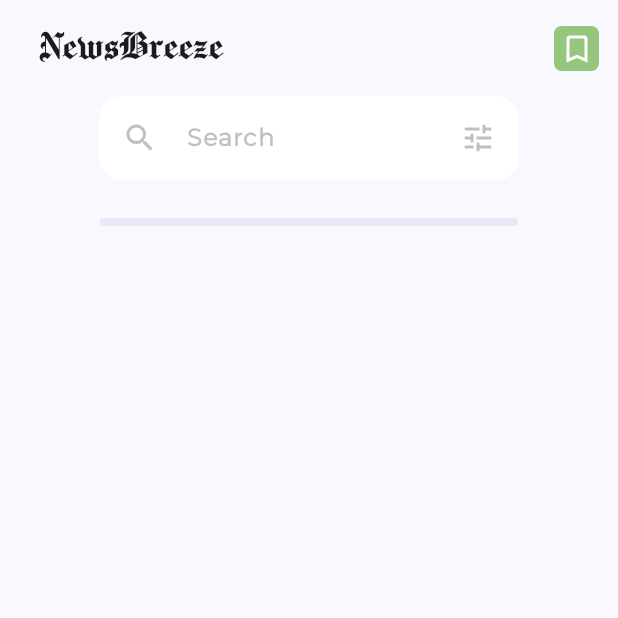
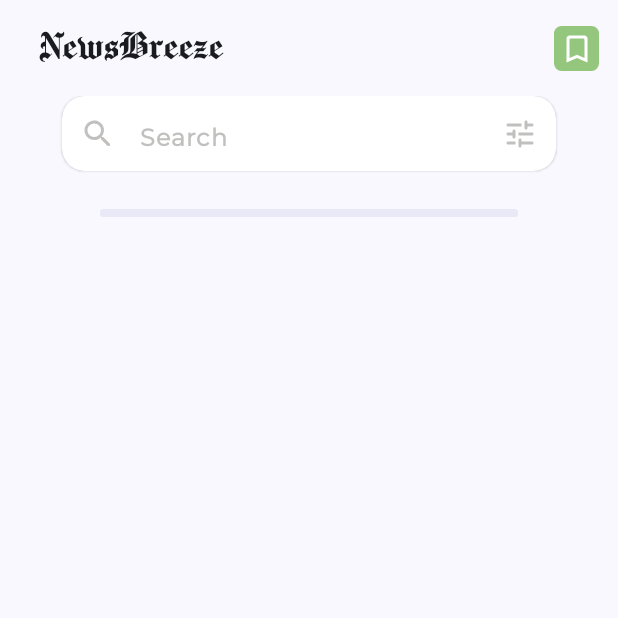
Before and after one commit to yellowHatpro/NewsBreeze, an Android app built with Jetpack Compose: the screen it shows after launch (NewsActivity), on a phone screen of 412 x 824 dp, the top half of it. Run offline under Robolectric (Android 15) with nearby library versions, the phone set to English and light mode, and no system bars; our stand-ins replace Dagger/Hilt's generated code.

Commit message:
refined searchview

```diff
--- a/app/src/main/java/org/yellowhatpro/newsbreeze/presentation/features/news/HomeScreen.kt
+++ b/app/src/main/java/org/yellowhatpro/newsbreeze/presentation/features/news/HomeScreen.kt
@@ -2,24 +2,17 @@ package org.yellowhatpro.newsbreeze.presentation.features.news
 
 import androidx.compose.foundation.layout.*
 import androidx.compose.foundation.shape.RoundedCornerShape
-import androidx.compose.material.icons.Icons
-import androidx.compose.material.icons.rounded.Search
-import androidx.compose.material.icons.rounded.Tune
 import androidx.compose.material3.*
 import androidx.compose.runtime.*
 import androidx.compose.ui.Alignment
 import androidx.compose.ui.Modifier
 import androidx.compose.ui.draw.clip
-import androidx.compose.ui.graphics.Color
-import androidx.compose.ui.text.TextStyle
-import androidx.compose.ui.text.font.FontWeight
 import androidx.compose.ui.text.input.TextFieldValue
 import androidx.compose.ui.unit.dp
-import androidx.compose.ui.unit.sp
 import androidx.navigation.NavHostController
+import org.yellowhatpro.newsbreeze.presentation.features.news.components.SearchView
 import org.yellowhatpro.newsbreeze.presentation.features.theme.DividerColor
-import org.yellowhatpro.newsbreeze.presentation.features.theme.SearchGray
-import org.yellowhatpro.newsbreeze.presentation.features.theme.searchFont
+
 
 @ExperimentalMaterial3Api
 @Composable
@@ -30,9 +23,11 @@ fun HomeScreen(navHostController: NavHostController) {
         val searchTextState = remember {
             mutableStateOf(TextFieldValue(""))
         }
-        Column(modifier = Modifier
-            .fillMaxSize()
-            .padding(paddingValues)) {
+        Column(
+            modifier = Modifier
+                .fillMaxSize()
+                .padding(paddingValues)
+        ) {
             SearchView(state = searchTextState)
             Divider(
                 color = DividerColor,
@@ -43,70 +38,6 @@ fun HomeScreen(navHostController: NavHostController) {
                     .clip(RoundedCornerShape(2.dp)),
                 thickness = 5.dp
             )
-
         }
     }
 }
-
-@OptIn(ExperimentalMaterial3Api::class)
-@Composable
-fun SearchView(state: MutableState<TextFieldValue>) {
-    var searchStarted by remember {
-        mutableStateOf(false)
-    }
-    Box(
-        modifier = Modifier.fillMaxWidth(),
-        contentAlignment = Alignment.Center
-    ) {
-        TextField(
-            placeholder = {
-                Text(
-                    text = "Search",
-                    fontFamily = searchFont,
-                    color = SearchGray,
-                    fontWeight = FontWeight.SemiBold
-                )
-            },
-            value = state.value,
-            onValueChange = { value ->
-                state.value = value
-                searchStarted = true
-            },
-            textStyle =
-            TextStyle(
-                Color.Gray,
-                fontSize = 15.sp
-            ),
-            leadingIcon = {
-                Icon(
-                    Icons.Rounded.Search,
-                    contentDescription = "",
-                    modifier = Modifier
-                        .padding(15.dp)
-                        .size(24.dp),
-                    tint = SearchGray
-                )
-            },
-            trailingIcon = {
-                Icon(
-                    Icons.Rounded.Tune,
-                    contentDescription = "",
-                    modifier = Modifier
-                        .padding(15.dp)
-                        .size(24.dp),
-                    tint = SearchGray
-                )
-            },
-            singleLine = true,
-            shape = RoundedCornerShape(15.dp),
-            colors = TextFieldDefaults.textFieldColors(
-                textColor = Color.Black,
-                containerColor = Color.White,
-                disabledTextColor = Color.Transparent,
-                focusedIndicatorColor = Color.Transparent,
-                unfocusedIndicatorColor = Color.Transparent,
-                disabledIndicatorColor = Color.Transparent
-            )
-        )
-    }
-}
--- a/app/src/main/java/org/yellowhatpro/newsbreeze/presentation/features/news/SavedScreen.kt
+++ b/app/src/main/java/org/yellowhatpro/newsbreeze/presentation/features/news/SavedScreen.kt
@@ -1,13 +1,32 @@
 package org.yellowhatpro.newsbreeze.presentation.features.news
 
+import androidx.compose.foundation.layout.Column
+import androidx.compose.foundation.layout.fillMaxSize
+import androidx.compose.foundation.layout.padding
 import androidx.compose.material3.ExperimentalMaterial3Api
 import androidx.compose.material3.Scaffold
 import androidx.compose.runtime.Composable
+import androidx.compose.runtime.mutableStateOf
+import androidx.compose.runtime.remember
+import androidx.compose.ui.Modifier
+import androidx.compose.ui.text.input.TextFieldValue
+import org.yellowhatpro.newsbreeze.presentation.features.news.components.SearchView
 
 @OptIn(ExperimentalMaterial3Api::class)
 @Composable
 fun SavedScreen() {
-    Scaffold(topBar = { SavedScreenTopAppBar() }) {
+    Scaffold(topBar = { SavedScreenTopAppBar() }) { paddingValues->
+        val searchTextState = remember {
+            mutableStateOf(TextFieldValue(""))
+        }
+        Column(
+            modifier = Modifier
+                .fillMaxSize()
+                .padding(paddingValues)
+        )  {
+
+            SearchView(state = searchTextState)
+        }
 
     }
 }
--- /dev/null
+++ b/app/src/main/java/org/yellowhatpro/newsbreeze/presentation/features/news/components/SearchView.kt
@@ -0,0 +1,92 @@
+package org.yellowhatpro.newsbreeze.presentation.features.news.components
+
+import androidx.compose.foundation.layout.*
+import androidx.compose.foundation.shape.RoundedCornerShape
+import androidx.compose.material.icons.Icons
+import androidx.compose.material.icons.rounded.Search
+import androidx.compose.material.icons.rounded.Tune
+import androidx.compose.material3.*
+import androidx.compose.runtime.*
+import androidx.compose.ui.Alignment
+import androidx.compose.ui.Modifier
+import androidx.compose.ui.draw.clip
+import androidx.compose.ui.draw.shadow
+import androidx.compose.ui.graphics.Color
+import androidx.compose.ui.text.TextStyle
+import androidx.compose.ui.text.font.FontWeight
+import androidx.compose.ui.text.input.TextFieldValue
+import androidx.compose.ui.unit.dp
+import androidx.compose.ui.unit.sp
+import org.yellowhatpro.newsbreeze.presentation.features.theme.SearchGray
+import org.yellowhatpro.newsbreeze.presentation.features.theme.searchFont
+
+@OptIn(ExperimentalMaterial3Api::class)
+@Composable
+fun SearchView(state: MutableState<TextFieldValue>) {
+    var searchStarted by remember {
+        mutableStateOf(false)
+    }
+    Box(
+        modifier = Modifier
+            .fillMaxWidth()
+
+           ,
+        contentAlignment = Alignment.Center
+    ) {
+        TextField(
+            modifier = Modifier
+                .fillMaxWidth(0.8f)
+                .height(50.dp)
+                .shadow(1.dp, shape = RoundedCornerShape(15.dp))
+                .clip(RoundedCornerShape(15.dp))
+            ,
+            placeholder = {
+                Text(
+                    text = "Search",
+                    fontFamily = searchFont,
+                    color = SearchGray,
+                    fontWeight = FontWeight.SemiBold
+                )
+            },
+            value = state.value,
+            onValueChange = { value ->
+                state.value = value
+                searchStarted = true
+            },
+            textStyle =
+            TextStyle(
+                Color.Gray,
+                fontSize = 15.sp
+            ),
+            leadingIcon = {
+                Icon(
+                    Icons.Rounded.Search,
+                    contentDescription = "",
+                    modifier = Modifier
+                        .padding(10.dp)
+                        .size(24.dp),
+                    tint = SearchGray
+                )
+            },
+            trailingIcon = {
+                Icon(
+                    Icons.Rounded.Tune,
+                    contentDescription = "",
+                    modifier = Modifier
+                        .padding(10.dp)
+                        .size(24.dp),
+                    tint = SearchGray
+                )
+            },
+            singleLine = true,
+            colors = TextFieldDefaults.textFieldColors(
+                textColor = Color.Black,
+                containerColor = Color.White,
+                disabledTextColor = Color.Transparent,
+                focusedIndicatorColor = Color.Transparent,
+                unfocusedIndicatorColor = Color.Transparent,
+                disabledIndicatorColor = Color.Transparent
+            )
+        )
+    }
+}
```
